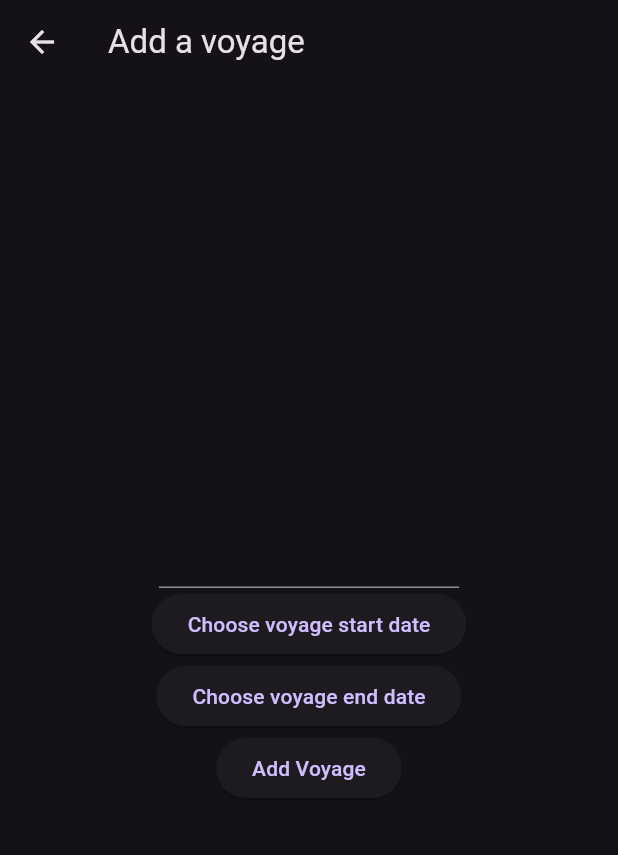
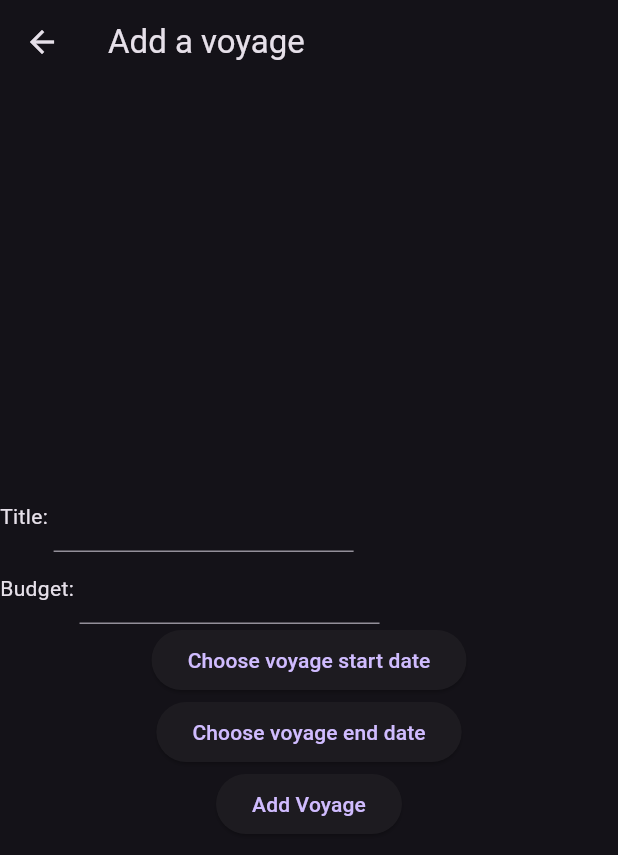
Before and after one commit to fildogan/voyage_vault, a Flutter app: the AddVoyagePage screen opened directly, on a phone screen of 412 x 824 dp. Shown: the top 855 px of the screen. Run offline on Flutter 3.47's test engine with Material 2 defaults, Android fonts, the phone set to English and light mode, and no system bars; our stand-ins replace bloc, cloud_firestore, firebase_auth, firebase_core, flutter_bloc, freezed_annotation and 2 more; missing offline and left inert: firebase_ui_auth; accounts and stored records are empty.

Commit message:
Add budget to VoyageModel

```diff
--- a/lib/app/features/home/pages/add_voyage/add_voyage_page.dart
+++ b/lib/app/features/home/pages/add_voyage/add_voyage_page.dart
@@ -1,4 +1,5 @@
 import 'package:flutter/material.dart';
+import 'package:flutter/services.dart';
 import 'package:flutter_bloc/flutter_bloc.dart';
 import 'package:intl/intl.dart';
 import 'package:travel_cost_log/app/features/home/pages/add_voyage/cubit/add_voyage_cubit.dart';
@@ -13,6 +14,7 @@ class AddVoyagePage extends StatefulWidget {
 
 class _AddVoyagePageState extends State<AddVoyagePage> {
   String? _voyageTitle;
+  double? _voyageBudget;
   DateTime? _voyageStartDate;
   DateTime? _voyageEndDate;
 
@@ -45,6 +47,8 @@ class _AddVoyagePageState extends State<AddVoyagePage> {
               return _AddVoyagePageBody(
                 onTitleChanged: (newValue) =>
                     setState(() => _voyageTitle = newValue),
+                onBudgetChanged: (newValue) =>
+                    setState(() => _voyageBudget = newValue),
                 onStartDateChanged: (newValue) =>
                     setState(() => _voyageStartDate = newValue),
                 onEndDateChanged: (newValue) =>
@@ -56,6 +60,7 @@ class _AddVoyagePageState extends State<AddVoyagePage> {
                     ? null
                     : 'Selected end date: ${_voyageEndDate == null ? null : DateFormat.yMd().format(_voyageEndDate!)}',
                 voyageTitle: _voyageTitle,
+                voyageBudget: _voyageBudget,
                 voyageStartDate: _voyageStartDate,
                 voyageEndDate: _voyageEndDate,
                 voyageTitles: state.voyageTitles,
@@ -71,17 +76,21 @@ class _AddVoyagePageState extends State<AddVoyagePage> {
 class _AddVoyagePageBody extends StatelessWidget {
   const _AddVoyagePageBody({
     required this.onTitleChanged,
+    required this.onBudgetChanged,
     required this.onStartDateChanged,
     this.startDateFormated,
     required this.onEndDateChanged,
     this.endDateFormated,
     this.voyageTitle,
+    this.voyageBudget,
     this.voyageStartDate,
     this.voyageEndDate,
     required this.voyageTitles,
   });
 
   final Function(String?) onTitleChanged;
+
+  final Function(double?) onBudgetChanged;
 
   final Function(DateTime?) onStartDateChanged;
   final Function(DateTime?) onEndDateChanged;
@@ -90,6 +99,7 @@ class _AddVoyagePageBody extends StatelessWidget {
   final String? endDateFormated;
 
   final String? voyageTitle;
+  final double? voyageBudget;
   final DateTime? voyageStartDate;
   final DateTime? voyageEndDate;
 
@@ -102,11 +112,40 @@ class _AddVoyagePageBody extends StatelessWidget {
         child: Column(
           mainAxisAlignment: MainAxisAlignment.center,
           children: [
-            SizedBox(
-              width: 200,
-              child: TextField(
-                onChanged: onTitleChanged,
-              ),
+            Row(
+              children: [
+                const Text('Title: '),
+                SizedBox(
+                  width: 200,
+                  child: TextField(
+                    onChanged: onTitleChanged,
+                  ),
+                ),
+              ],
+            ),
+            Row(
+              children: [
+                const Text('Budget: '),
+                SizedBox(
+                  width: 200,
+                  child: TextField(
+                    textAlign: TextAlign.end,
+                    inputFormatters: [
+                      FilteringTextInputFormatter.allow(
+                        RegExp(r'^\d*\.?\d{0,2}'),
+                      ),
+                    ],
+                    keyboardType:
+                        const TextInputType.numberWithOptions(decimal: true),
+                    onChanged: (value) {
+                      final budget = double.tryParse(value);
+                      if (budget != null) {
+                        onBudgetChanged(budget);
+                      }
+                    },
+                  ),
+                ),
+              ],
             ),
             ElevatedButton(
               onPressed: () async {
@@ -139,6 +178,7 @@ class _AddVoyagePageBody extends StatelessWidget {
             ElevatedButton(
               onPressed: () {
                 if (voyageTitle == null ||
+                    voyageBudget == null ||
                     voyageStartDate == null ||
                     voyageEndDate == null) {
                   context
@@ -156,9 +196,8 @@ class _AddVoyagePageBody extends StatelessWidget {
                       .read<AddVoyageCubit>()
                       .error('Voyage title already exists');
                 } else {
-                  context
-                      .read<AddVoyageCubit>()
-                      .add(voyageTitle!, voyageStartDate!, voyageEndDate!);
+                  context.read<AddVoyageCubit>().add(voyageTitle!,
+                      voyageBudget!, voyageStartDate!, voyageEndDate!);
                 }
               },
               child: const Text('Add Voyage'),
--- a/lib/app/features/home/pages/add_voyage/cubit/add_voyage_cubit.dart
+++ b/lib/app/features/home/pages/add_voyage/cubit/add_voyage_cubit.dart
@@ -17,11 +17,12 @@ class AddVoyageCubit extends Cubit<AddVoyageState> {
 
   Future<void> add(
     String title,
+    double budget,
     DateTime startDate,
     DateTime endDate,
   ) async {
     try {
-      await _voyagesRepository.add(title, startDate, endDate);
+      await _voyagesRepository.add(title, budget, startDate, endDate);
       emit(const AddVoyageState(saved: true));
     } catch (error) {
       emit(AddVoyageState(errorMessage: error.toString()));
--- a/lib/app/features/home/pages/voyage_details/cubit/voyage_details_state.dart
+++ b/lib/app/features/home/pages/voyage_details/cubit/voyage_details_state.dart
@@ -6,10 +6,8 @@ class VoyageDetailsState {
     this.loadingErrorOccured = false,
     this.voyageModel,
     this.expenses = const [],
-    this.totalPrice,
   });
   final bool loadingErrorOccured;
   final VoyageModel? voyageModel;
   final List<ExpenseModel> expenses;
-  final double? totalPrice;
 }
--- a/lib/app/features/home/pages/voyage_details/voyage_details_page.dart
+++ b/lib/app/features/home/pages/voyage_details/voyage_details_page.dart
@@ -37,6 +37,7 @@ class VoyageDetailsPage extends StatelessWidget {
             body: SafeArea(
               child: Column(
                 children: [
+                  Text('Voyage budget: ${voyageModel.budget}'),
                   Text('Total expenses spent: € ${expenseSum.toString()}'),
                   Expanded(
                     child: ListView(
--- a/lib/app/models/voyage_model.dart
+++ b/lib/app/models/voyage_model.dart
@@ -11,6 +11,7 @@ class VoyageModel with _$VoyageModel {
     required DateTime startDate,
     required DateTime endDate,
     String? location,
+    double? budget,
   }) = _VoyageModel;
   const VoyageModel._();
 
--- a/lib/app/repositories/voyages_repository.dart
+++ b/lib/app/repositories/voyages_repository.dart
@@ -23,6 +23,7 @@ class VoyagesRepository {
             return VoyageModel(
               id: doc.id,
               title: doc['title'].toString(),
+              budget: double.parse(doc['budget'].toString()),
               startDate: (doc['startdate'] as Timestamp).toDate(),
               endDate: (doc['enddate'] as Timestamp).toDate(),
             );
@@ -34,6 +35,7 @@ class VoyagesRepository {
 
   Future<void> add(
     String title,
+    double budget,
     DateTime startDate,
     DateTime endDate,
   ) async {
@@ -47,6 +49,7 @@ class VoyagesRepository {
         .collection('voyages')
         .add({
       'title': title,
+      'budget': budget,
       'startdate': startDate,
       'enddate': endDate,
     });
@@ -98,6 +101,7 @@ class VoyagesRepository {
     return VoyageModel(
       id: doc.id,
       title: doc['title'].toString(),
+      budget: double.parse(doc['budget'].toString()),
       startDate: (doc['startdate'] as Timestamp).toDate(),
       endDate: (doc['enddate'] as Timestamp).toDate(),
     );
```
Also changed, not shown: lib/app/models/voyage_model.freezed.dart.
